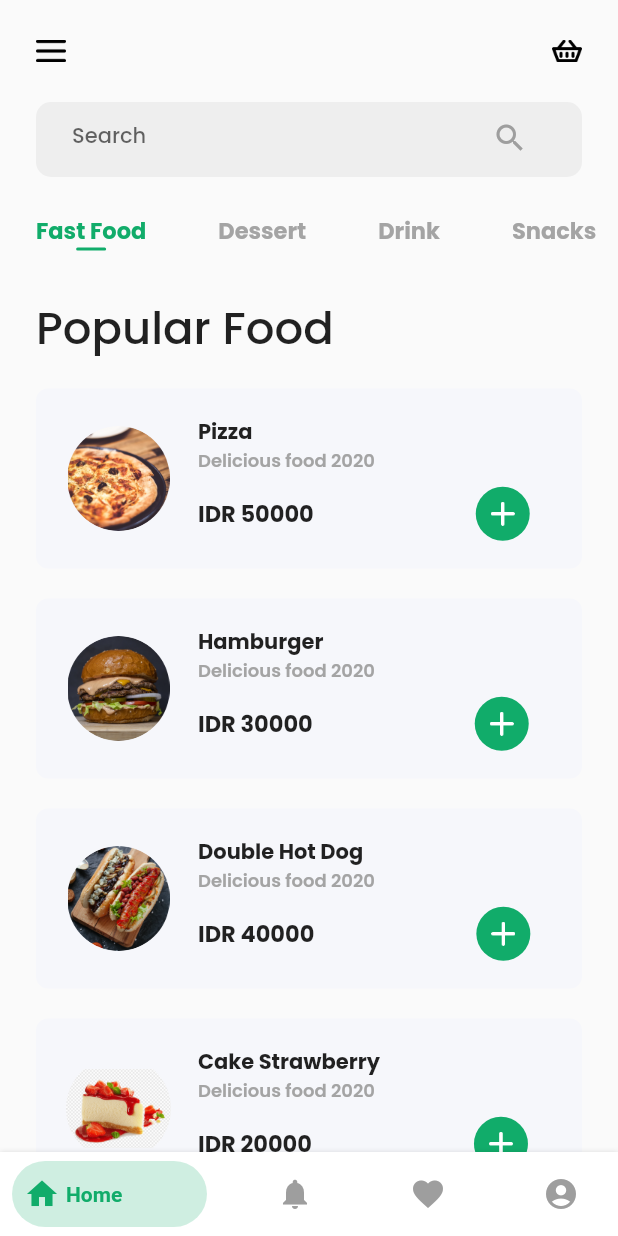
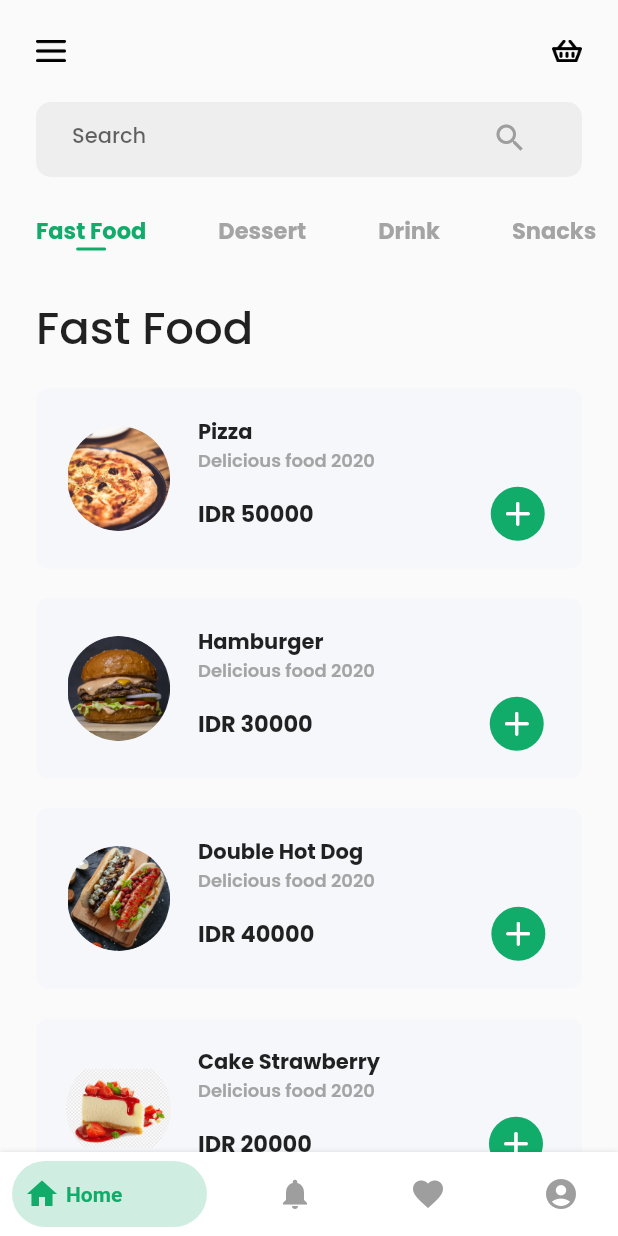
Before and after one commit to kevinrisqi/my-food, a Flutter app: the screen it shows after launch, on a phone screen of 412 x 824 dp. Run offline on Flutter 3.47's test engine with Material 2 defaults, Android fonts, the phone set to English and light mode, and no system bars; drawn by our look-alikes of bottom_navy_bar; our stand-ins replace equatable, google_fonts.

Commit message:
Update title food category

```diff
--- a/lib/pages/home_page.dart
+++ b/lib/pages/home_page.dart
@@ -76,7 +76,7 @@ class _HomePageState extends State<HomePage> {
               width: double.infinity,
               margin: EdgeInsets.symmetric(horizontal: defaultMargin),
               child: Text(
-                'Popular Food',
+                'Fast Food',
                 style:
                 GoogleFonts.poppins(fontSize: 30, fontWeight: FontWeight.w500),
               ),
--- a/lib/widgets/food_list_item.dart
+++ b/lib/widgets/food_list_item.dart
@@ -11,10 +11,7 @@ class FoodListItem extends StatelessWidget {
 
   @override
   Widget build(BuildContext context) {
-    return Column(
-      crossAxisAlignment: CrossAxisAlignment.start,
-      children: [
-        Container(
+    return Container(
       width: MediaQuery.of(context).size.width - 2 * defaultMargin,
       height: 120,
       margin: EdgeInsets.symmetric(horizontal: defaultMargin),
@@ -64,7 +61,7 @@ class FoodListItem extends StatelessWidget {
                         fontSize: 15, fontWeight: FontWeight.w700),
                   ),
                   SizedBox(
-                        width: MediaQuery.of(context).size.width - 2 * defaultMargin - 70 - 18  * 2 - 150 ,
+                    width: MediaQuery.of(context).size.width - 2 * defaultMargin - 70 - 18  * 2 - 140 ,
                   ),
                   Container(
                     width: 36,
@@ -89,8 +86,6 @@ class FoodListItem extends StatelessWidget {
           ),
         ],
       ),
-        )
-      ],
     );
   }
 }
```
Lines whose indentation alone changed are shown as unchanged.
